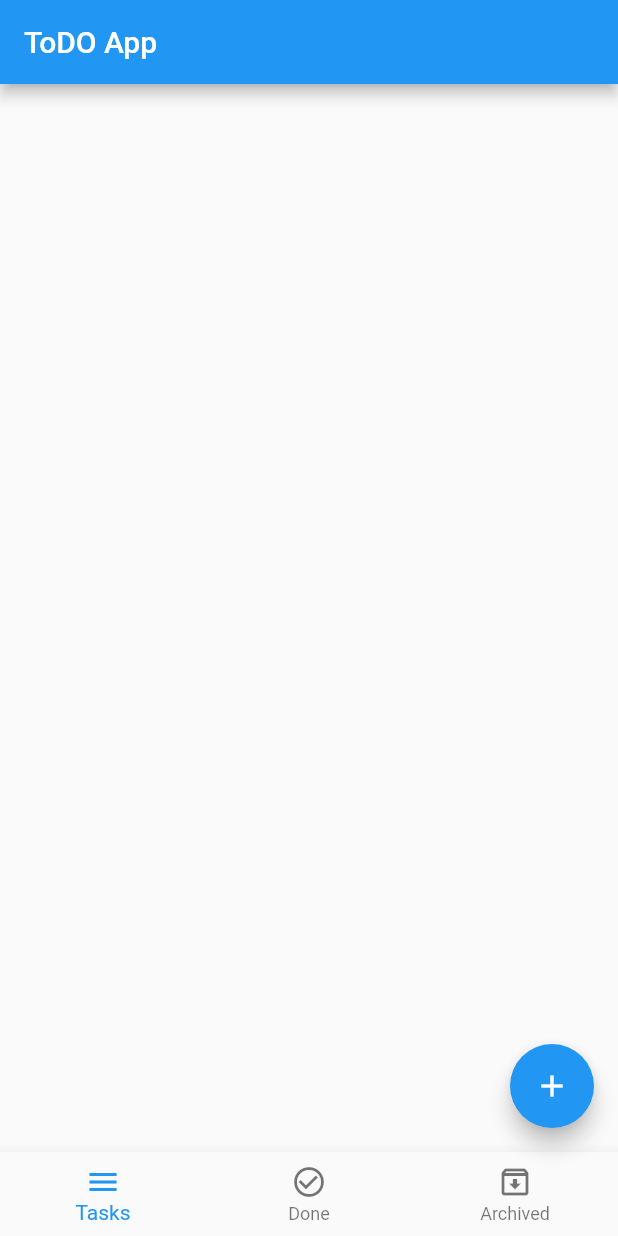
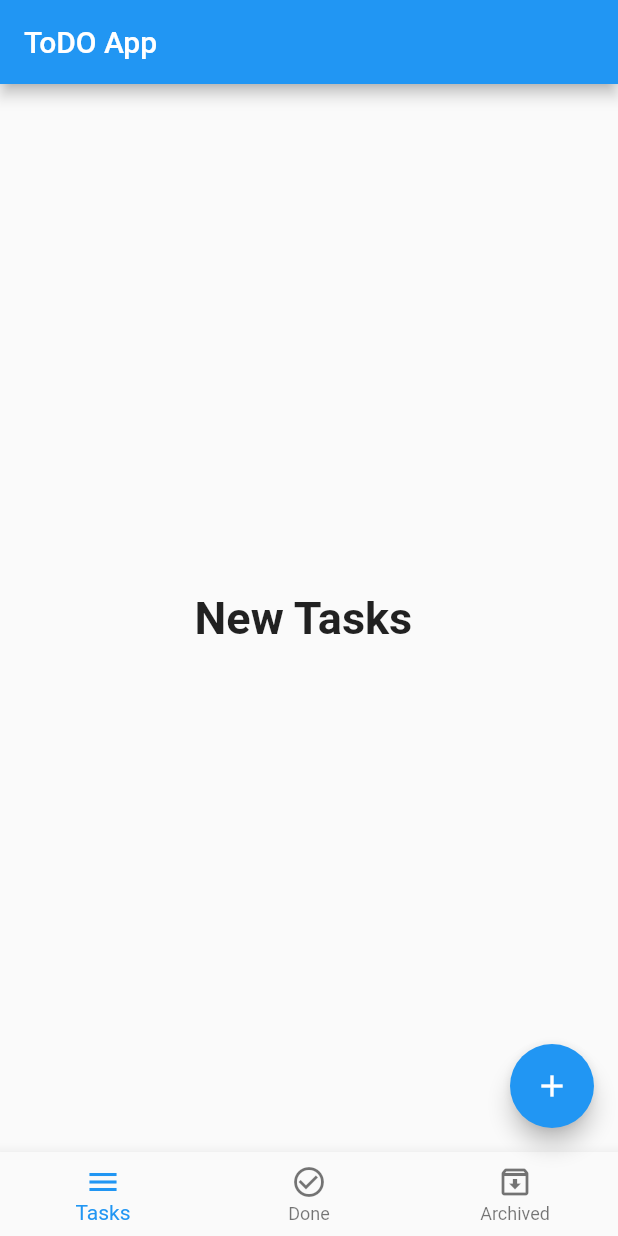
Before and after one commit to ahossny61/ToDoApp-Flutter-, a Flutter app: the screen it shows after launch, on a phone screen of 412 x 824 dp. Run offline on Flutter 3.47's test engine with Material 2 defaults, Android fonts, the phone set to English and light mode, and no system bars.

Commit message:
Add NewTaskScreen To HomeLayout

```diff
--- a/lib/layout/home_layout.dart
+++ b/lib/layout/home_layout.dart
@@ -1,6 +1,7 @@
 
 import 'package:flutter/cupertino.dart';
 import 'package:flutter/material.dart';
+import 'package:todoapp/modules/new_tasks/new_tasks_screen.dart';
 
 class HomeLayout extends StatefulWidget{
   @override
@@ -15,6 +16,7 @@ class _HomeLayoutState extends State<HomeLayout> {
       appBar: AppBar(
         title: Text('ToDO App'),
       ),
+      body: NewTasksScreen(),
       floatingActionButton: FloatingActionButton(
         onPressed: (){},
         child:Icon(
--- /dev/null
+++ b/lib/modules/new_tasks/new_tasks_screen.dart
@@ -0,0 +1,17 @@
+import 'package:flutter/cupertino.dart';
+
+class NewTasksScreen extends StatelessWidget {
+  @override
+  Widget build(BuildContext context) {
+    return Center(
+      child: Text(
+        'New Tasks ',
+        style: TextStyle(
+        fontSize: 30.0,
+        fontWeight: FontWeight.bold,
+
+      ),),
+    );
+  }
+
+}
```
